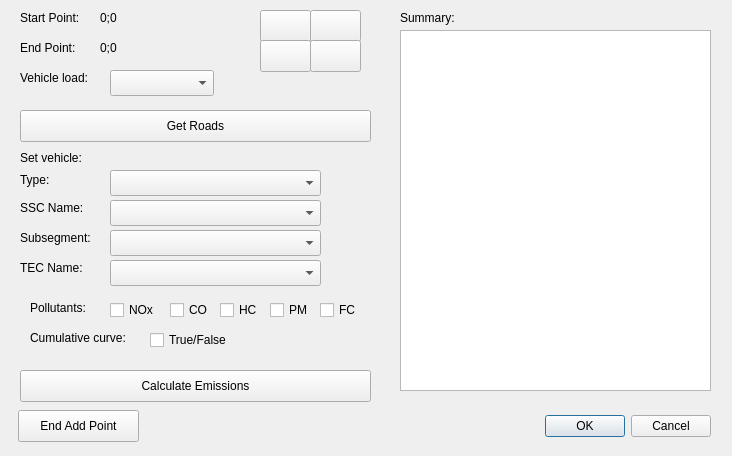
Above: road_emission_calculator_dialog_base.ui from NPRA/RoadEmissionCalculator before the change. Below: the same form after it.
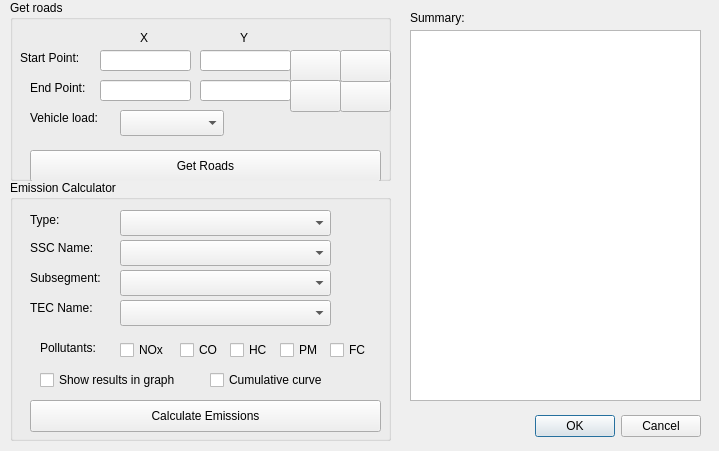
That is the form after the change. Icons and pictures are not drawn.

What changed in the file:
```diff
--- a/road_emission_calculator_dialog_base.ui
+++ b/road_emission_calculator_dialog_base.ui
@@ -9,8 +9,8 @@
    <rect>
     <x>0</x>
     <y>0</y>
-    <width>732</width>
-    <height>456</height>
+    <width>719</width>
+    <height>451</height>
    </rect>
   </property>
   <property name="windowTitle">
@@ -22,7 +22,7 @@
   <widget class="QDialogButtonBox" name="button_box">
    <property name="geometry">
     <rect>
-     <x>540</x>
+     <x>530</x>
      <y>410</y>
      <width>171</width>
      <height>32</height>
@@ -35,123 +35,118 @@
     <set>QDialogButtonBox::Cancel|QDialogButtonBox::Ok</set>
    </property>
   </widget>
-  <widget class="QPushButton" name="btnEndAddPoint">
+  <widget class="QGroupBox" name="groupBoxCalculator">
    <property name="geometry">
     <rect>
-     <x>18</x>
-     <y>410</y>
-     <width>121</width>
-     <height>32</height>
+     <x>10</x>
+     <y>180</y>
+     <width>381</width>
+     <height>261</height>
     </rect>
    </property>
+   <property name="title">
+    <string>Emission Calculator</string>
+   </property>
+   <widget class="QLabel" name="label_7">
+    <property name="geometry">
+     <rect>
+      <x>20</x>
+      <y>30</y>
+      <width>41</width>
+      <height>20</height>
+     </rect>
+    </property>
    <property name="text">
-    <string>End Add Point</string>
-   </property>
-  </widget>
-  <widget class="QLabel" name="label_2">
+     <string>Type:</string>
+    </property>
+   </widget>
+   <widget class="QComboBox" name="cmbBoxTecName">
    <property name="geometry">
     <rect>
+      <x>110</x>
+      <y>120</y>
+      <width>211</width>
+      <height>26</height>
+     </rect>
+    </property>
+   </widget>
+   <widget class="QCheckBox" name="checkBoxShowInGraph">
+    <property name="geometry">
+     <rect>
+      <x>30</x>
+      <y>190</y>
+      <width>151</width>
+      <height>20</height>
+     </rect>
+    </property>
+    <property name="text">
+     <string>Show results in graph</string>
+    </property>
+   </widget>
+   <widget class="QCheckBox" name="checkBoxCumulative">
+    <property name="geometry">
+     <rect>
+      <x>200</x>
+      <y>190</y>
+      <width>141</width>
+      <height>20</height>
+     </rect>
+    </property>
+    <property name="text">
+     <string>Cumulative curve</string>
+    </property>
+   </widget>
+   <widget class="QLabel" name="label_10">
+    <property name="geometry">
+     <rect>
      <x>20</x>
-     <y>10</y>
+      <y>120</y>
      <width>81</width>
      <height>16</height>
     </rect>
    </property>
    <property name="text">
-    <string>Start Point:</string>
-   </property>
-  </widget>
-  <widget class="QLabel" name="lblStartPoint">
+     <string>TEC Name:</string>
+    </property>
+   </widget>
+   <widget class="QComboBox" name="cmbBoxType">
    <property name="geometry">
     <rect>
-     <x>100</x>
-     <y>10</y>
-     <width>151</width>
-     <height>16</height>
-    </rect>
-   </property>
-   <property name="text">
-    <string>0;0</string>
-   </property>
-  </widget>
-  <widget class="QLabel" name="label_4">
+      <x>110</x>
+      <y>30</y>
+      <width>211</width>
+      <height>26</height>
+     </rect>
+    </property>
+   </widget>
+   <widget class="QComboBox" name="cmbBoxSubsegment">
    <property name="geometry">
     <rect>
-     <x>20</x>
-     <y>40</y>
-     <width>71</width>
-     <height>16</height>
-    </rect>
-   </property>
-   <property name="text">
-    <string>End Point:</string>
-   </property>
-  </widget>
-  <widget class="QLabel" name="lblEndPoint">
+      <x>110</x>
+      <y>90</y>
+      <width>211</width>
+      <height>26</height>
+     </rect>
+    </property>
+   </widget>
+   <widget class="QCheckBox" name="checkBoxCo">
    <property name="geometry">
     <rect>
-     <x>100</x>
-     <y>40</y>
-     <width>151</width>
-     <height>16</height>
+      <x>170</x>
+      <y>160</y>
+      <width>41</width>
+      <height>20</height>
     </rect>
    </property>
    <property name="text">
-    <string>0;0</string>
-   </property>
-  </widget>
-  <widget class="QPushButton" name="btnAddStartPoint">
-   <property name="geometry">
-    <rect>
-     <x>260</x>
-     <y>10</y>
-     <width>51</width>
-     <height>32</height>
-    </rect>
-   </property>
-   <property name="text">
-    <string/>
-   </property>
-   <property name="icon">
-    <iconset>
-     <normaloff>images/pencil_64.png</normaloff>images/pencil_64.png</iconset>
-   </property>
-  </widget>
-  <widget class="QPushButton" name="btnAddEndPoint">
-   <property name="geometry">
-    <rect>
-     <x>260</x>
-     <y>40</y>
-     <width>51</width>
-     <height>32</height>
-    </rect>
-   </property>
-   <property name="text">
-    <string/>
-   </property>
-   <property name="icon">
-    <iconset>
-     <normaloff>images/pencil_64.png</normaloff>images/pencil_64.png</iconset>
-   </property>
-  </widget>
-  <widget class="QPushButton" name="btnGetRoads">
-   <property name="geometry">
-    <rect>
-     <x>20</x>
-     <y>110</y>
-     <width>351</width>
-     <height>32</height>
-    </rect>
-   </property>
-   <property name="text">
-    <string>Get Roads</string>
+     <string>CO</string>
    </property>
   </widget>
   <widget class="QPushButton" name="btnGetEmissions">
    <property name="geometry">
     <rect>
      <x>20</x>
-     <y>370</y>
+      <y>220</y>
      <width>351</width>
      <height>32</height>
     </rect>
@@ -160,37 +155,11 @@
     <string>Calculate Emissions</string>
    </property>
   </widget>
-  <widget class="QLabel" name="label">
-   <property name="geometry">
-    <rect>
-     <x>20</x>
-     <y>150</y>
-     <width>81</width>
-     <height>16</height>
-    </rect>
-   </property>
-   <property name="text">
-    <string>Set vehicle:</string>
-   </property>
-  </widget>
-  <widget class="QLabel" name="label_3">
-   <property name="geometry">
-    <rect>
-     <x>30</x>
-     <y>300</y>
-     <width>71</width>
-     <height>16</height>
-    </rect>
-   </property>
-   <property name="text">
-    <string>Pollutants:</string>
-   </property>
-  </widget>
   <widget class="QCheckBox" name="checkBoxNox">
    <property name="geometry">
     <rect>
      <x>110</x>
-     <y>300</y>
+      <y>160</y>
      <width>51</width>
      <height>20</height>
     </rect>
@@ -199,24 +168,11 @@
     <string>NOx</string>
    </property>
   </widget>
-  <widget class="QCheckBox" name="checkBoxCo">
-   <property name="geometry">
-    <rect>
-     <x>170</x>
-     <y>300</y>
-     <width>41</width>
-     <height>20</height>
-    </rect>
-   </property>
-   <property name="text">
-    <string>CO</string>
-   </property>
-  </widget>
   <widget class="QCheckBox" name="checkBoxHc">
    <property name="geometry">
     <rect>
      <x>220</x>
-     <y>300</y>
+      <y>160</y>
      <width>41</width>
      <height>20</height>
     </rect>
@@ -229,7 +185,7 @@
    <property name="geometry">
     <rect>
      <x>270</x>
-     <y>300</y>
+      <y>160</y>
      <width>41</width>
      <height>20</height>
     </rect>
@@ -238,11 +194,34 @@
     <string>PM</string>
    </property>
   </widget>
+   <widget class="QComboBox" name="cmbBoxSscName">
+    <property name="geometry">
+     <rect>
+      <x>110</x>
+      <y>60</y>
+      <width>211</width>
+      <height>26</height>
+     </rect>
+    </property>
+   </widget>
+   <widget class="QLabel" name="label_3">
+    <property name="geometry">
+     <rect>
+      <x>30</x>
+      <y>160</y>
+      <width>71</width>
+      <height>16</height>
+     </rect>
+    </property>
+    <property name="text">
+     <string>Pollutants:</string>
+    </property>
+   </widget>
   <widget class="QCheckBox" name="checkBoxFc">
    <property name="geometry">
     <rect>
      <x>320</x>
-     <y>300</y>
+      <y>160</y>
      <width>41</width>
      <height>20</height>
     </rect>
@@ -251,86 +230,11 @@
     <string>FC</string>
    </property>
   </widget>
-  <widget class="QLabel" name="label_5">
-   <property name="geometry">
-    <rect>
-     <x>30</x>
-     <y>330</y>
-     <width>121</width>
-     <height>16</height>
-    </rect>
-   </property>
-   <property name="text">
-    <string>Cumulative curve:</string>
-   </property>
-  </widget>
-  <widget class="QCheckBox" name="checkBoxCumulative">
-   <property name="geometry">
-    <rect>
-     <x>150</x>
-     <y>330</y>
-     <width>87</width>
-     <height>20</height>
-    </rect>
-   </property>
-   <property name="text">
-    <string>True/False</string>
-   </property>
-  </widget>
-  <widget class="QLabel" name="label_6">
-   <property name="geometry">
-    <rect>
-     <x>400</x>
-     <y>10</y>
-     <width>71</width>
-     <height>16</height>
-    </rect>
-   </property>
-   <property name="text">
-    <string>Summary:</string>
-   </property>
-  </widget>
-  <widget class="QTextEdit" name="textEditSummary">
-   <property name="enabled">
-    <bool>true</bool>
-   </property>
-   <property name="geometry">
-    <rect>
-     <x>400</x>
-     <y>30</y>
-     <width>311</width>
-     <height>361</height>
-    </rect>
-   </property>
-  </widget>
-  <widget class="QComboBox" name="cmbBoxType">
-   <property name="geometry">
-    <rect>
-     <x>110</x>
-     <y>170</y>
-     <width>211</width>
-     <height>26</height>
-    </rect>
-   </property>
-  </widget>
-  <widget class="QLabel" name="label_7">
-   <property name="geometry">
-    <rect>
-     <x>20</x>
-     <y>170</y>
-     <width>41</width>
-     <height>20</height>
-    </rect>
-   </property>
-   <property name="text">
-    <string>Type:</string>
-   </property>
-  </widget>
   <widget class="QLabel" name="label_8">
    <property name="geometry">
     <rect>
      <x>20</x>
-     <y>200</y>
+      <y>60</y>
      <width>71</width>
      <height>16</height>
     </rect>
@@ -339,31 +243,11 @@
     <string>SSC Name:</string>
    </property>
   </widget>
-  <widget class="QComboBox" name="cmbBoxSscName">
-   <property name="geometry">
-    <rect>
-     <x>110</x>
-     <y>200</y>
-     <width>211</width>
-     <height>26</height>
-    </rect>
-   </property>
-  </widget>
-  <widget class="QComboBox" name="cmbBoxSubsegment">
-   <property name="geometry">
-    <rect>
-     <x>110</x>
-     <y>230</y>
-     <width>211</width>
-     <height>26</height>
-    </rect>
-   </property>
-  </widget>
   <widget class="QLabel" name="label_9">
    <property name="geometry">
     <rect>
      <x>20</x>
-     <y>230</y>
+      <y>90</y>
      <width>81</width>
      <height>16</height>
     </rect>
@@ -372,34 +256,54 @@
     <string>Subsegment:</string>
    </property>
   </widget>
-  <widget class="QLabel" name="label_10">
+  </widget>
+  <widget class="QGroupBox" name="groupBox">
+   <property name="geometry">
+    <rect>
+     <x>10</x>
+     <y>0</y>
+     <width>381</width>
+     <height>181</height>
+    </rect>
+   </property>
+   <property name="title">
+    <string>Get roads</string>
+   </property>
+   <widget class="QPushButton" name="btnRemoveEndPoint">
+    <property name="geometry">
+     <rect>
+      <x>330</x>
+      <y>80</y>
+      <width>51</width>
+      <height>32</height>
+     </rect>
+    </property>
+    <property name="text">
+     <string/>
+    </property>
+    <property name="icon">
+     <iconset>
+      <normaloff>images/trash_64.png</normaloff>images/trash_64.png</iconset>
+    </property>
+   </widget>
+   <widget class="QPushButton" name="btnGetRoads">
    <property name="geometry">
     <rect>
      <x>20</x>
-     <y>260</y>
-     <width>81</width>
-     <height>16</height>
+      <y>150</y>
+      <width>351</width>
+      <height>32</height>
     </rect>
    </property>
    <property name="text">
-    <string>TEC Name:</string>
-   </property>
-  </widget>
-  <widget class="QComboBox" name="cmbBoxTecName">
-   <property name="geometry">
-    <rect>
-     <x>110</x>
-     <y>260</y>
-     <width>211</width>
-     <height>26</height>
-    </rect>
+     <string>Get Roads</string>
    </property>
   </widget>
   <widget class="QLabel" name="label_11">
    <property name="geometry">
     <rect>
      <x>20</x>
-     <y>70</y>
+      <y>110</y>
      <width>81</width>
      <height>16</height>
     </rect>
@@ -408,48 +312,184 @@
     <string>Vehicle load:</string>
    </property>
   </widget>
+   <widget class="QLabel" name="label_4">
+    <property name="geometry">
+     <rect>
+      <x>20</x>
+      <y>80</y>
+      <width>71</width>
+      <height>16</height>
+     </rect>
+    </property>
+    <property name="text">
+     <string>End Point:</string>
+    </property>
+   </widget>
+   <widget class="QPushButton" name="btnAddStartPoint">
+    <property name="geometry">
+     <rect>
+      <x>280</x>
+      <y>50</y>
+      <width>51</width>
+      <height>32</height>
+     </rect>
+    </property>
+    <property name="text">
+     <string/>
+    </property>
+    <property name="icon">
+     <iconset>
+      <normaloff>images/pencil_64.png</normaloff>images/pencil_64.png</iconset>
+    </property>
+   </widget>
+   <widget class="QPushButton" name="btnAddEndPoint">
+    <property name="geometry">
+     <rect>
+      <x>280</x>
+      <y>80</y>
+      <width>51</width>
+      <height>32</height>
+     </rect>
+    </property>
+    <property name="text">
+     <string/>
+    </property>
+    <property name="icon">
+     <iconset>
+      <normaloff>images/pencil_64.png</normaloff>images/pencil_64.png</iconset>
+    </property>
+   </widget>
+   <widget class="QPushButton" name="btnRemoveStartPoint">
+    <property name="geometry">
+     <rect>
+      <x>330</x>
+      <y>50</y>
+      <width>51</width>
+      <height>32</height>
+     </rect>
+    </property>
+    <property name="text">
+     <string/>
+    </property>
+    <property name="icon">
+     <iconset>
+      <normaloff>images/trash_64.png</normaloff>images/trash_64.png</iconset>
+    </property>
+   </widget>
   <widget class="QComboBox" name="cmbBoxLoad">
    <property name="geometry">
     <rect>
      <x>110</x>
-     <y>70</y>
+      <y>110</y>
      <width>104</width>
      <height>26</height>
     </rect>
    </property>
   </widget>
-  <widget class="QPushButton" name="btnRemoveStartPoint">
+   <widget class="QLabel" name="label_2">
    <property name="geometry">
     <rect>
-     <x>310</x>
+      <x>10</x>
+      <y>50</y>
+      <width>81</width>
+      <height>16</height>
+     </rect>
+    </property>
+    <property name="text">
+     <string>Start Point:</string>
+    </property>
+   </widget>
+   <widget class="QLabel" name="label">
+    <property name="geometry">
+     <rect>
+      <x>130</x>
+      <y>30</y>
+      <width>21</width>
+      <height>16</height>
+     </rect>
+    </property>
+    <property name="text">
+     <string>X</string>
+    </property>
+   </widget>
+   <widget class="QLabel" name="label_5">
+    <property name="geometry">
+     <rect>
+      <x>230</x>
+      <y>30</y>
+      <width>21</width>
+      <height>16</height>
+     </rect>
+    </property>
+    <property name="text">
+     <string>Y</string>
+    </property>
+   </widget>
+   <widget class="QLineEdit" name="lineEditStartX">
+    <property name="geometry">
+     <rect>
+      <x>90</x>
+      <y>50</y>
+      <width>91</width>
+      <height>21</height>
+     </rect>
+    </property>
+   </widget>
+   <widget class="QLineEdit" name="lineEditStartY">
+    <property name="geometry">
+     <rect>
+      <x>190</x>
+      <y>50</y>
+      <width>91</width>
+      <height>21</height>
+     </rect>
+    </property>
+   </widget>
+   <widget class="QLineEdit" name="lineEditEndX">
+    <property name="geometry">
+     <rect>
+      <x>90</x>
+      <y>80</y>
+      <width>91</width>
+      <height>21</height>
+     </rect>
+    </property>
+   </widget>
+   <widget class="QLineEdit" name="lineEditEndY">
+    <property name="geometry">
+     <rect>
+      <x>190</x>
+      <y>80</y>
+      <width>91</width>
+      <height>21</height>
+     </rect>
+    </property>
+   </widget>
+  </widget>
+  <widget class="QTextEdit" name="textEditSummary">
+   <property name="enabled">
+    <bool>true</bool>
+   </property>
+   <property name="geometry">
+    <rect>
+     <x>410</x>
+     <y>30</y>
+     <width>291</width>
+     <height>371</height>
+    </rect>
+   </property>
+  </widget>
+  <widget class="QLabel" name="label_6">
+   <property name="geometry">
+    <rect>
+     <x>410</x>
      <y>10</y>
-     <width>51</width>
-     <height>32</height>
+     <width>60</width>
+     <height>16</height>
     </rect>
    </property>
    <property name="text">
-    <string/>
-   </property>
-   <property name="icon">
-    <iconset>
-     <normaloff>images/trash_64.png</normaloff>images/trash_64.png</iconset>
-   </property>
-  </widget>
-  <widget class="QPushButton" name="btnRemoveEndPoint">
-   <property name="geometry">
-    <rect>
-     <x>310</x>
-     <y>40</y>
-     <width>51</width>
-     <height>32</height>
-    </rect>
-   </property>
-   <property name="text">
-    <string/>
-   </property>
-   <property name="icon">
-    <iconset>
-     <normaloff>images/trash_64.png</normaloff>images/trash_64.png</iconset>
+    <string>Summary:</string>
    </property>
   </widget>
  </widget>
```
Lines whose indentation alone changed are shown as unchanged.
